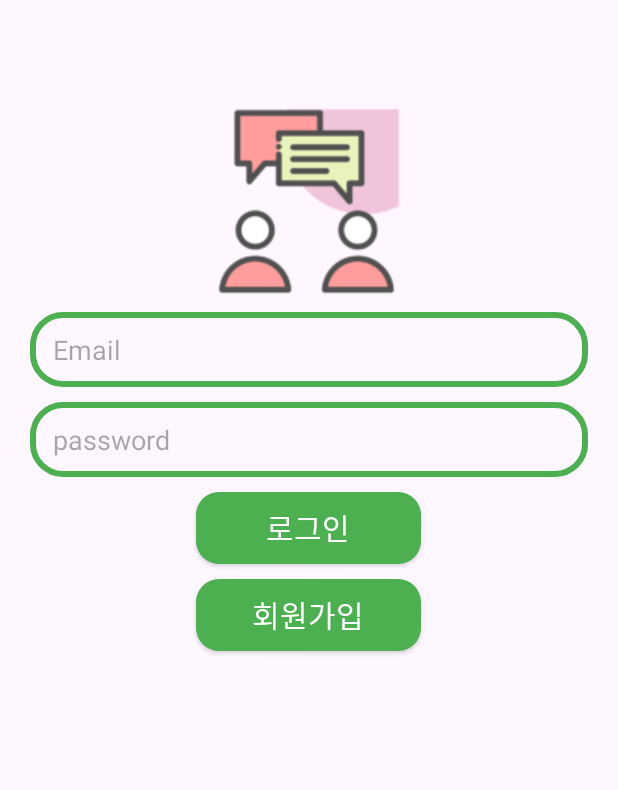
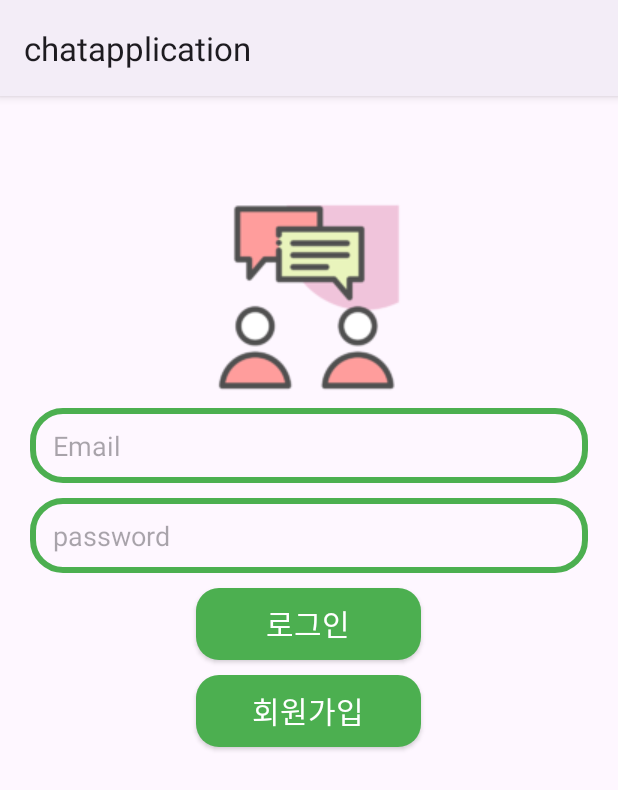
Before and after one commit to SIHYEONCHEON/chatapplication, an Android app: the screen it shows after launch (LoginActivity), on a phone screen of 412 x 824 dp. Shown: the top 790 px of the screen. Run offline under Robolectric (Android 15) with nearby library versions, the phone set to English and light mode, and no system bars; our stand-ins replace Firebase (no records; nobody signed in at launch, a user with empty details on screens opened directly).

Commit message:
[안드로이드 코틀린] 채팅앱 만드는 방법 part6 - Firebase 메뉴 생성 및 로그아웃

```diff
--- /dev/null
+++ b/app/src/main/res/menu/menu.xml
@@ -0,0 +1,5 @@
+<?xml version="1.0" encoding="utf-8"?>
+<menu xmlns:android="http://schemas.android.com/apk/res/android">
+    <item android:id="@+id/log_out"
+        android:title="Log Out"/>
+</menu>
--- a/app/src/main/res/values-night/themes.xml
+++ b/app/src/main/res/values-night/themes.xml
@@ -1,6 +1,6 @@
 <resources xmlns:tools="http://schemas.android.com/tools">
     <!-- Base application theme. -->
-    <style name="Base.Theme.Chatapplication" parent="Theme.Material3.DayNight.NoActionBar">
+    <style name="Base.Theme.Chatapplication" parent="Theme.Material3.DayNight">
         <!-- Customize your dark theme here. -->
         <!-- <item name="colorPrimary">@color/my_dark_primary</item> -->
     </style>
--- a/app/src/main/res/values/themes.xml
+++ b/app/src/main/res/values/themes.xml
@@ -1,6 +1,6 @@
 <resources xmlns:tools="http://schemas.android.com/tools">
     <!-- Base application theme. -->
-    <style name="Base.Theme.Chatapplication" parent="Theme.Material3.DayNight.NoActionBar">
+    <style name="Base.Theme.Chatapplication" parent="Theme.Material3.DayNight">
         <!-- Customize your light theme here. -->
         <!-- <item name="colorPrimary">@color/my_light_primary</item> -->
     </style>
```
Also changed, not shown: app/src/main/java/com/example/chatapplication/MainActivity.kt (+19 -0 lines).
